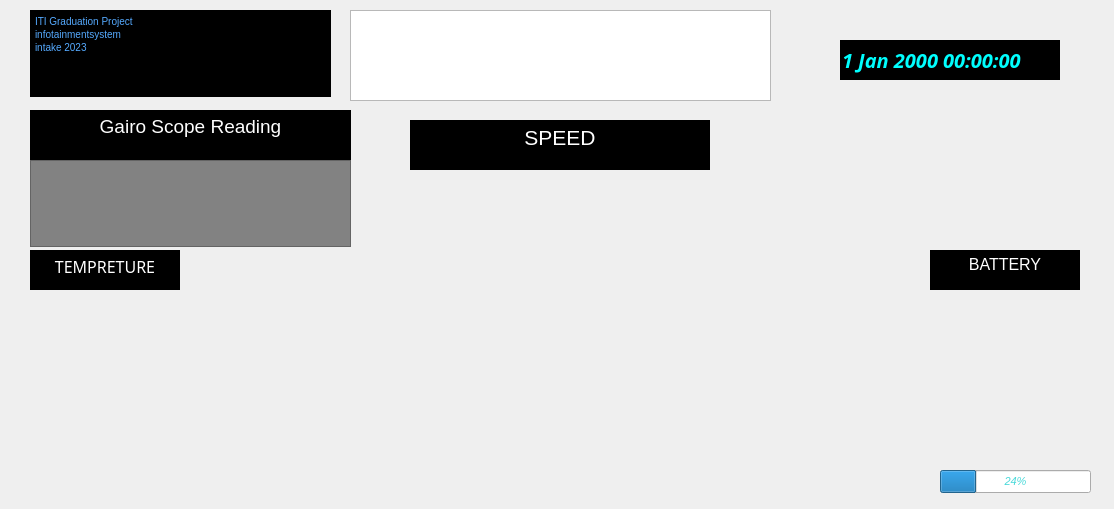
This is gauge_try/interface.ui in momenelhelw/raspberryPi as Qt 5 draws it before an edit. The edited form follows.
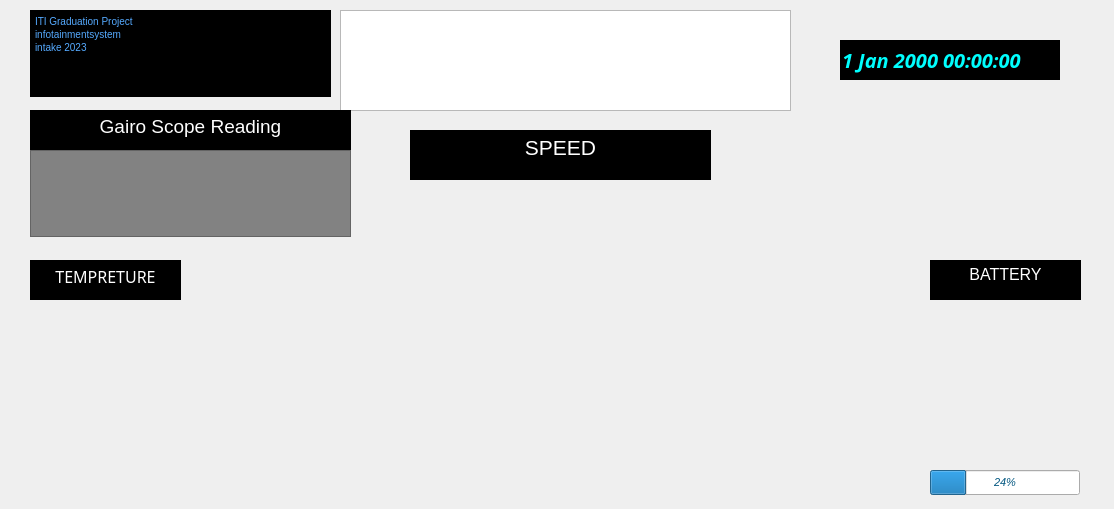
This is the edited form. Icons and pictures are not drawn. Custom widgets are drawn as their Qt base class.

Patch:
```diff
--- a/gauge_try/interface.ui
+++ b/gauge_try/interface.ui
@@ -124,10 +124,10 @@
    <widget class="QTextEdit" name="Title">
     <property name="geometry">
      <rect>
-      <x>350</x>
+      <x>340</x>
       <y>10</y>
-      <width>421</width>
-      <height>91</height>
+      <width>451</width>
+      <height>101</height>
      </rect>
     </property>
     <property name="font">
@@ -161,8 +161,8 @@
     <property name="geometry">
      <rect>
       <x>410</x>
-      <y>120</y>
-      <width>300</width>
+      <y>130</y>
+      <width>301</width>
       <height>50</height>
      </rect>
     </property>
@@ -190,8 +190,8 @@
     <property name="geometry">
      <rect>
       <x>930</x>
-      <y>250</y>
-      <width>150</width>
+      <y>260</y>
+      <width>151</width>
       <height>40</height>
      </rect>
     </property>
@@ -220,8 +220,8 @@
     <property name="geometry">
      <rect>
       <x>30</x>
-      <y>250</y>
-      <width>150</width>
+      <y>260</y>
+      <width>151</width>
       <height>40</height>
      </rect>
     </property>
@@ -248,7 +248,7 @@
       <x>30</x>
       <y>110</y>
       <width>321</width>
-      <height>51</height>
+      <height>41</height>
      </rect>
     </property>
     <property name="styleSheet">
@@ -265,10 +265,10 @@
    <widget class="QProgressBar" name="progressBar">
     <property name="geometry">
      <rect>
-      <x>940</x>
+      <x>930</x>
       <y>470</y>
-      <width>151</width>
-      <height>23</height>
+      <width>150</width>
+      <height>25</height>
      </rect>
     </property>
     <property name="font">
@@ -284,7 +284,7 @@
     </property>
     <property name="styleSheet">
      <string notr="true">color: rgb(255, 255, 255);
-color: rgb(72, 217, 217);</string>
+color: rgb(0, 85, 127);</string>
     </property>
     <property name="value">
      <number>24</number>
@@ -331,7 +331,7 @@
     <property name="geometry">
      <rect>
       <x>30</x>
-      <y>160</y>
+      <y>150</y>
       <width>321</width>
       <height>87</height>
      </rect>
```
Left out of the diff: 18 changed lines with no effect on the pictures.
